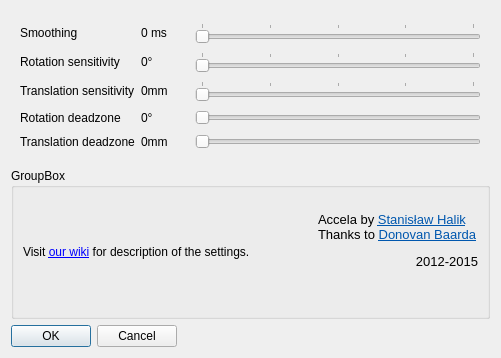
Before: the Qt Designer form ftnoir_filter_accela/ftnoir_accela_filtercontrols.ui in opentrack/opentrack, drawn with Qt 5.
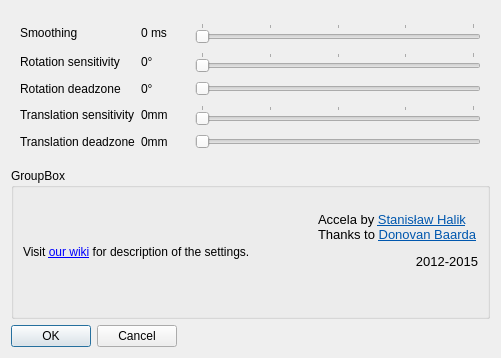
After: the same form once the commit is applied. Icons and pictures are not drawn.

Commit message: accela: reorder sliders

```diff
--- a/ftnoir_filter_accela/ftnoir_accela_filtercontrols.ui
+++ b/ftnoir_filter_accela/ftnoir_accela_filtercontrols.ui
@@ -30,38 +30,6 @@
       <enum>QFrame::Raised</enum>
      </property>
      <layout class="QGridLayout" name="gridLayout_3">
-      <item row="3" column="0">
-       <widget class="QLabel" name="label">
-        <property name="sizePolicy">
-         <sizepolicy hsizetype="Preferred" vsizetype="Minimum">
-          <horstretch>0</horstretch>
-          <verstretch>0</verstretch>
-         </sizepolicy>
-        </property>
-        <property name="text">
-         <string>Translation sensitivity</string>
-        </property>
-       </widget>
-      </item>
-      <item row="3" column="3">
-       <widget class="QSlider" name="translation_slider">
-        <property name="maximum">
-         <number>100</number>
-        </property>
-        <property name="pageStep">
-         <number>5</number>
-        </property>
-        <property name="orientation">
-         <enum>Qt::Horizontal</enum>
-        </property>
-        <property name="tickPosition">
-         <enum>QSlider::TicksAbove</enum>
-        </property>
-        <property name="tickInterval">
-         <number>25</number>
-        </property>
-       </widget>
-      </item>
       <item row="1" column="3">
        <widget class="QSlider" name="rotation_slider">
         <property name="maximum">
@@ -147,13 +115,6 @@
         </property>
        </widget>
       </item>
-      <item row="3" column="1">
-       <widget class="QLabel" name="trans_gain">
-        <property name="text">
-         <string>0mm</string>
-        </property>
-       </widget>
-      </item>
       <item row="6" column="0">
        <widget class="QLabel" name="label_6">
         <property name="text">
@@ -202,6 +163,45 @@
         </property>
        </widget>
       </item>
+      <item row="5" column="0">
+       <widget class="QLabel" name="label">
+        <property name="sizePolicy">
+         <sizepolicy hsizetype="Preferred" vsizetype="Minimum">
+          <horstretch>0</horstretch>
+          <verstretch>0</verstretch>
+         </sizepolicy>
+        </property>
+        <property name="text">
+         <string>Translation sensitivity</string>
+        </property>
+       </widget>
+      </item>
+      <item row="5" column="1">
+       <widget class="QLabel" name="trans_gain">
+        <property name="text">
+         <string>0mm</string>
+        </property>
+       </widget>
+      </item>
+      <item row="5" column="3">
+       <widget class="QSlider" name="translation_slider">
+        <property name="maximum">
+         <number>100</number>
+        </property>
+        <property name="pageStep">
+         <number>5</number>
+        </property>
+        <property name="orientation">
+         <enum>Qt::Horizontal</enum>
+        </property>
+        <property name="tickPosition">
+         <enum>QSlider::TicksAbove</enum>
+        </property>
+        <property name="tickInterval">
+         <number>25</number>
+        </property>
+       </widget>
+      </item>
      </layout>
     </widget>
    </item>
```
